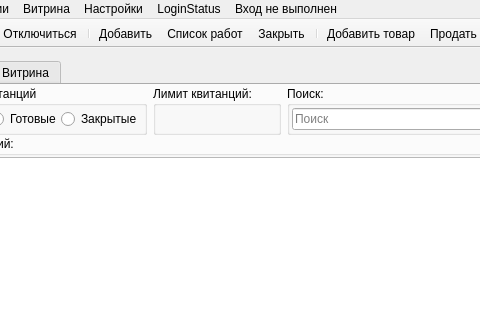
Old version of the form mainwindow.ui in the repository eboladev/XPPC; both pictures show x 104 to 584 and y 0 to 320 of the 1024 by 768 pixel window.
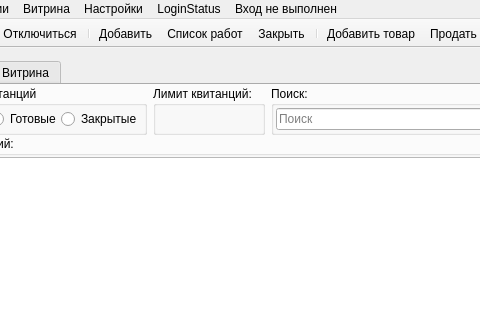
New version of the form. Icons and pictures are not drawn. Custom widgets are drawn as their Qt base class.

The edit to the form file:
```diff
--- a/mainwindow.ui
+++ b/mainwindow.ui
@@ -131,6 +131,9 @@
             <property name="title">
              <string>Лимит квитанций:</string>
             </property>
+            <property name="flat">
+             <bool>true</bool>
+            </property>
             <layout class="QGridLayout" name="gridLayout_10">
              <property name="margin">
               <number>1</number>
```
